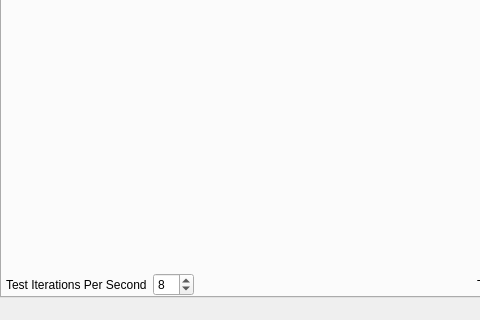
First picture: the form in latencytest/ui/ltmainwindowui.ui, repository lancegilbert/LatencyTest, before the edit; both pictures show x 0 to 480 and y 280 to 600 of the 800 by 600 pixel window.
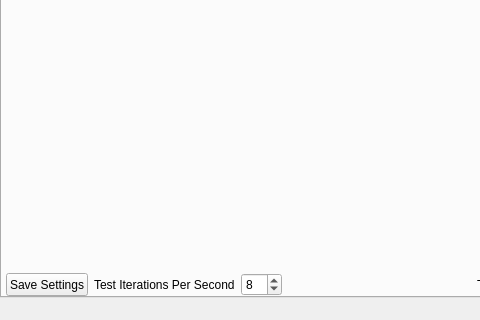
Second picture: the form after the edit.

Commit message: First pass save/load settings support and random cleanup

The edit to the form file:
```diff
--- a/latencytest/ui/ltmainwindowui.ui
+++ b/latencytest/ui/ltmainwindowui.ui
@@ -211,6 +211,19 @@
         </item>
         <item>
          <layout class="QHBoxLayout" name="horizontalLayout">
+          <item>
+           <widget class="QPushButton" name="saveSettingsButton">
+            <property name="sizePolicy">
+             <sizepolicy hsizetype="Minimum" vsizetype="Minimum">
+              <horstretch>0</horstretch>
+              <verstretch>0</verstretch>
+             </sizepolicy>
+            </property>
+            <property name="text">
+             <string>Save Settings</string>
+            </property>
+           </widget>
+          </item>
           <item>
            <widget class="QLabel" name="label_9">
             <property name="text">
```
The commit also changes 4 other files.
